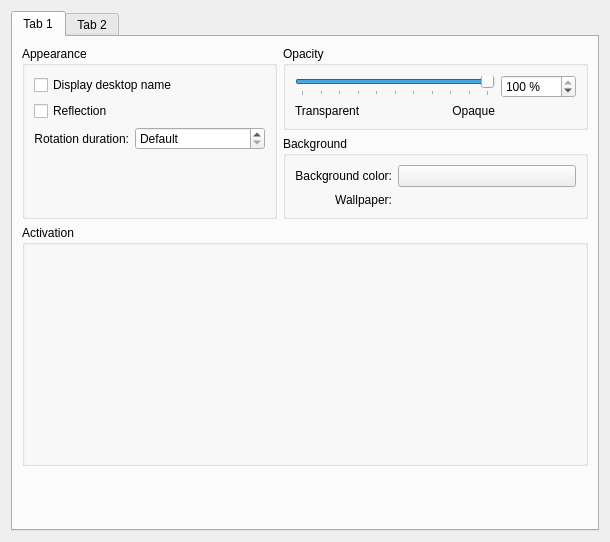
Before: the Qt Designer form effects/cube/sphere_config.ui in KDE/kwin, drawn with Qt 5.
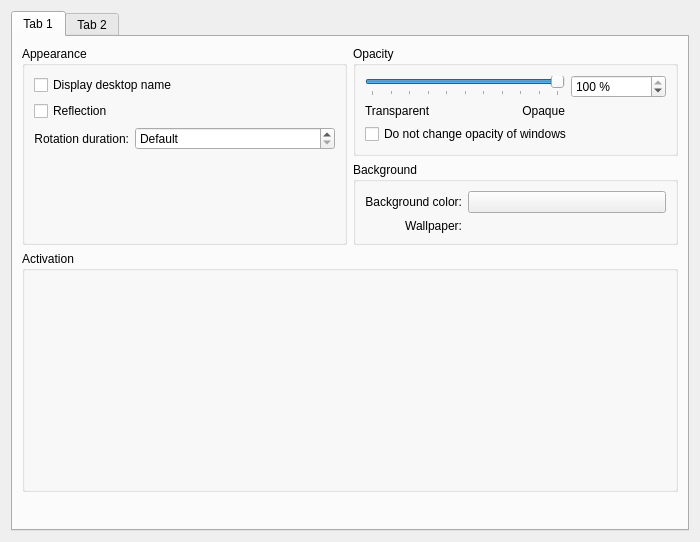
After: the same form once the commit is applied. Custom widgets are drawn as their Qt base class.

Commit message: Option to not change the opacity of windows in cube mode. That way only the cube (that is the desktops) will be painted in a transparent way. FEATURE: 182195

What changed in the file:
```diff
--- a/effects/cube/sphere_config.ui
+++ b/effects/cube/sphere_config.ui
@@ -5,7 +5,7 @@
    <rect>
     <x>0</x>
     <y>0</y>
-    <width>610</width>
+    <width>700</width>
     <height>542</height>
    </rect>
   </property>
@@ -241,6 +241,13 @@
             </property>
            </widget>
           </item>
+          <item row="3" column="0" colspan="3" >
+           <widget class="QCheckBox" name="desktopOpacityOnlyBox" >
+            <property name="text" >
+             <string>Do not change opacity of windows</string>
+            </property>
+           </widget>
+          </item>
          </layout>
         </widget>
        </item>
```
Left out of the diff: 1 changed line with no effect on the pictures. The commit also changes 7 other files.
